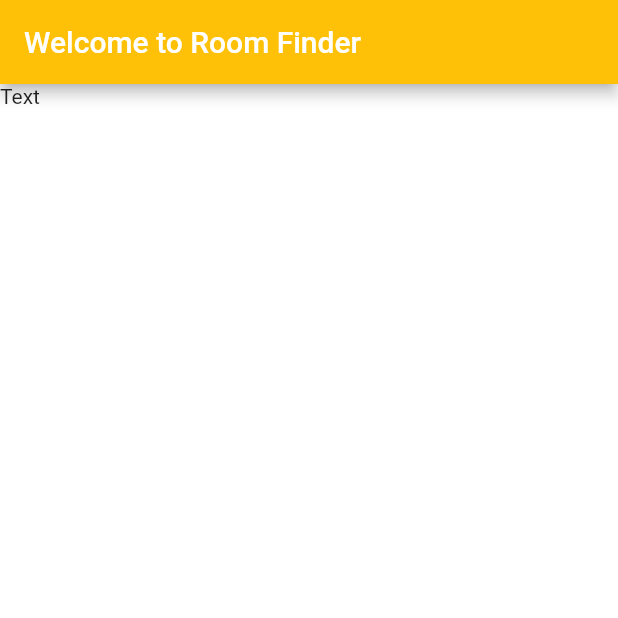
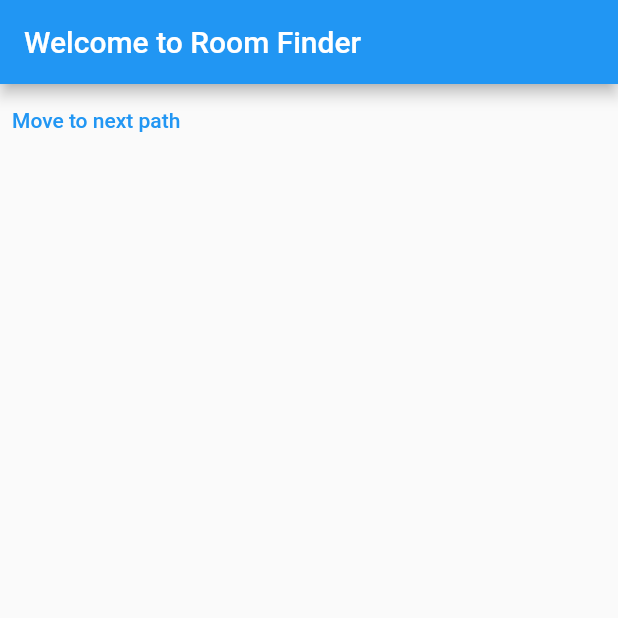
Before and after one commit to learnatwhitecoal/dailyflutter, a Flutter app: the screen it shows after launch, on a phone screen of 412 x 824 dp, the top half of it. Run offline on Flutter 3.47's test engine with Material 2 defaults, Android fonts, the phone set to English and light mode, and no system bars; our stand-ins replace go_router; Roboto replaces fonts that are missing (Muli).

Commit message:
added route with path

```diff
--- a/lib/main.dart
+++ b/lib/main.dart
@@ -1,3 +1,4 @@
+import 'package:dailyflutter/routes/router.dart';
 import 'package:dailyflutter/screens/home_screen.dart';
 import 'package:dailyflutter/theme.dart';
 import 'package:flutter/material.dart';
@@ -12,7 +13,9 @@ class MyApp extends StatelessWidget {
   // This widget is the root of your application.
   @override
   Widget build(BuildContext context) {
-    return MaterialApp(
-        title: 'Flutter Demo', theme: theme(), home: const HomeScreen());
+    return MaterialApp.router(
+      routerConfig: appRouter,
+      title: "Room Finder App",
+    );
   }
 }
--- /dev/null
+++ b/lib/routes/router.dart
@@ -0,0 +1,18 @@
+import 'package:dailyflutter/screens/home_screen.dart';
+import 'package:dailyflutter/screens/params_screen.dart';
+import 'package:go_router/go_router.dart';
+
+// GoRouter configuration
+final appRouter = GoRouter(
+  routes: [
+    GoRoute(
+      path: '/',
+      builder: (context, state) => const HomeScreen(),
+    ),
+    GoRoute(
+      path: '/routeparams/:id',
+      builder: (context, state) =>
+          ScreenWithPath(id: state.pathParameters['id']),
+    ),
+  ],
+);
--- a/lib/screens/home_screen.dart
+++ b/lib/screens/home_screen.dart
@@ -1,4 +1,5 @@
 import 'package:flutter/material.dart';
+import 'package:go_router/go_router.dart';
 
 class HomeScreen extends StatelessWidget {
   const HomeScreen({super.key});
@@ -7,7 +8,13 @@ class HomeScreen extends StatelessWidget {
   Widget build(BuildContext context) {
     return Scaffold(
       appBar: AppBar(title: const Text("Welcome to Room Finder")),
-      body: const Text("Text"),
+      body: Column(
+        children: [
+          TextButton(
+              onPressed: () => {context.go("/routeparams/12")},
+              child: const Text("Move to next path"))
+        ],
+      ),
     );
   }
 }
```
Also changed, not shown: lib/screens/params_screen.dart (added, +19 -0 lines).
